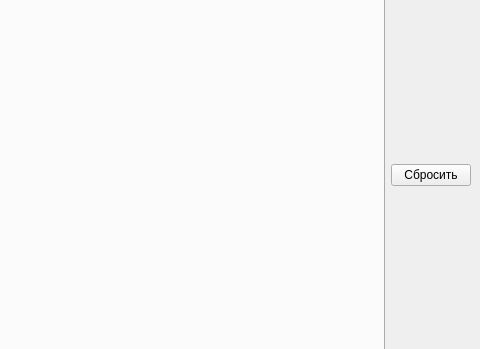
Qt form src/widgets/mainwindow.ui (BigCubeCat/SpectralToolbox) before a commit; both pictures show x 638 to 1118 and y 147 to 496 of the 1118 by 648 pixel window.
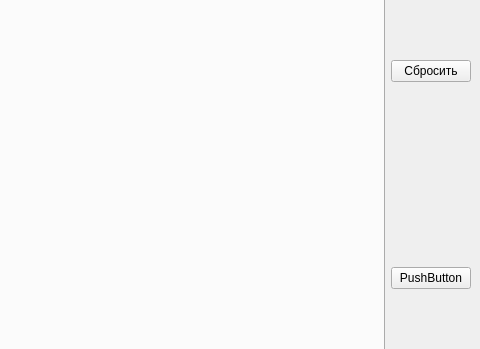
The same form after that commit.

Commit message: feat(ui): сделал виджет выбора цветов для разбиения

Patch:
```diff
--- a/src/widgets/mainwindow.ui
+++ b/src/widgets/mainwindow.ui
@@ -125,6 +125,13 @@
           </property>
          </widget>
         </item>
+        <item>
+         <widget class="QPushButton" name="previewButton">
+          <property name="text">
+           <string>PushButton</string>
+          </property>
+         </widget>
+        </item>
        </layout>
       </item>
      </layout>
```
Left out of the diff: 2 changed lines with no effect on the pictures. The commit also changes 7 other files.
